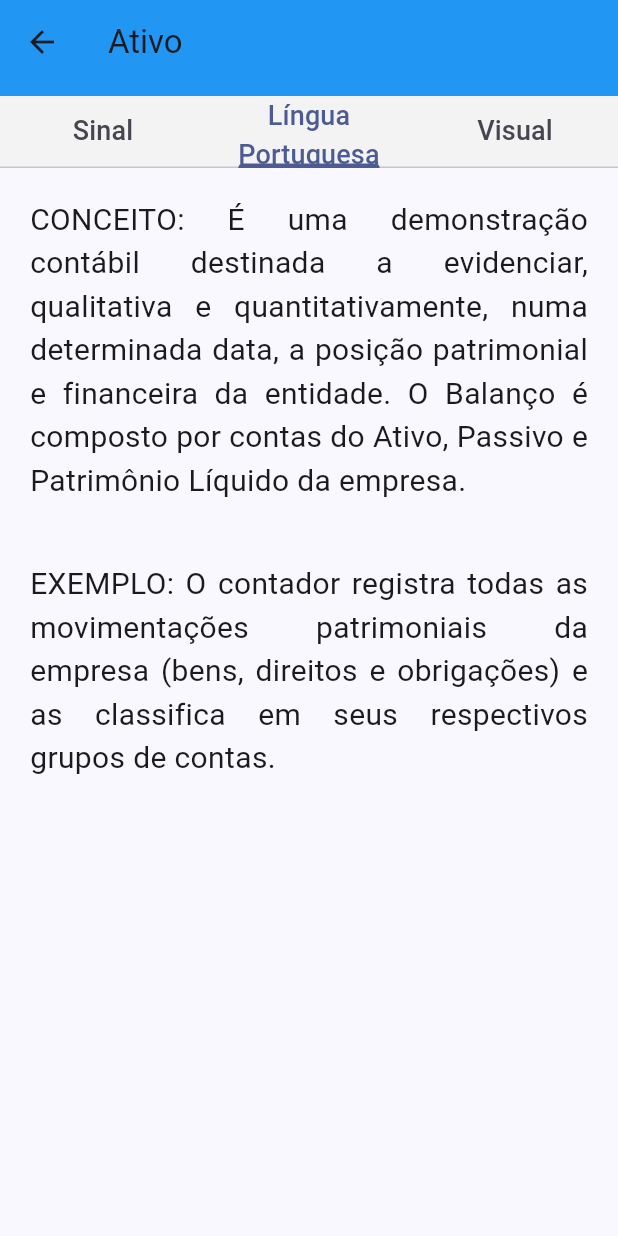
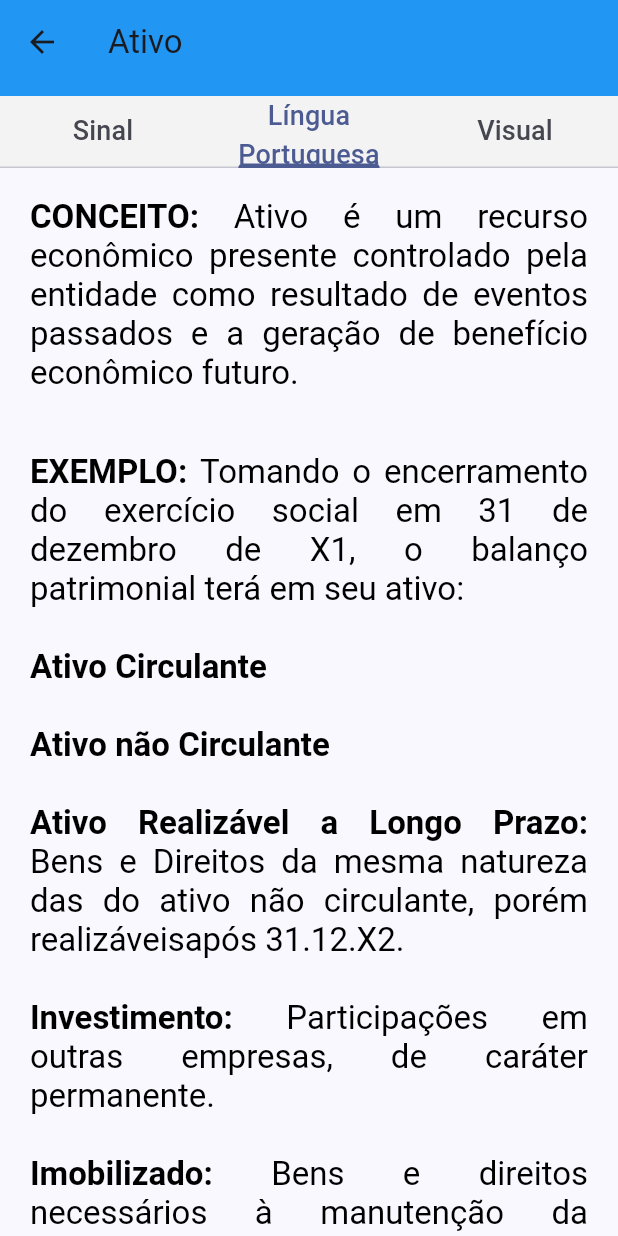
Before and after one commit to gabRochaOliv/conta-libras, a Flutter app: the AtivoPage screen opened directly, tab 2 chosen, on a phone screen of 412 x 824 dp. Run offline on Flutter 3.47's test engine with Material 3 defaults, Android fonts, the phone set to English and light mode, and no system bars; our stand-ins replace video_player.

Commit message:
Atualizando a aba de Lingua Portuguesa de alguns termos

```diff
--- a/lib/AtivoPage.dart
+++ b/lib/AtivoPage.dart
@@ -66,33 +66,113 @@ class _AtivoPageState extends State<AtivoPage>
   Widget build(BuildContext context) {
     _tabContents = [
       _buildVideoPlayerTab(),
-      Column(
+      SingleChildScrollView(
+        child: Column(
           crossAxisAlignment: CrossAxisAlignment.start,
           children: [
             Padding(
               padding: EdgeInsets.all(20.0),
-            child: Text(
-              'CONCEITO: É uma demonstração contábil destinada a '
-              'evidenciar, qualitativa e quantitativamente, numa determinada '
-              'data, a posição patrimonial e financeira da entidade. O Balanço '
-              'é composto por contas do Ativo, Passivo e Patrimônio Líquido '
-              'da empresa.',
+              child: RichText(
+                text: TextSpan(
+                  children: [
+                    TextSpan(
+                      text: 'CONCEITO: ',
+                      style: TextStyle(
+                        fontSize: 22.0,
+                        fontWeight: FontWeight.bold,
+                        color: Colors.black,
+                      ),
+                    ),
+                    TextSpan(
+                      text:
+                          'Ativo é um recurso econômico presente controlado pela entidade como resultado de eventos passados e a geração de benefício econômico futuro.',
+                      style: TextStyle(
+                        fontSize: 22.0,
+                        color: Colors.black,
+                      ),
+                    ),
+                  ],
+                ),
                 textAlign: TextAlign.justify,
-              style: TextStyle(fontSize: 20.0),
               ),
             ),
             Padding(
               padding: EdgeInsets.all(20.0),
-            child: Text(
-              'EXEMPLO: '
-              'O contador registra todas as movimentações patrimoniais '
-              'da empresa (bens, direitos e obrigações) e as classifica em seus '
-              'respectivos grupos de contas.',
-              textAlign: TextAlign.justify,
-              style: TextStyle(fontSize: 20.0),
+              child: RichText(
+                text: TextSpan(
+                  children: [
+                    TextSpan(
+                      text: 'EXEMPLO: ',
+                      style: TextStyle(
+                        fontSize: 22.0,
+                        fontWeight: FontWeight.bold,
+                        color: Colors.black,
+                      ),
+                    ),
+                    TextSpan(
+                      text:
+                          'Tomando o encerramento do exercício social em 31 de dezembro de X1, o balanço patrimonial terá em seu ativo: \n',
+                      style: TextStyle(
+                        fontSize: 22.0,
+                        color: Colors.black,
+                      ),
+                    ),
+                    TextSpan(
+                      text:
+                          '\nAtivo Circulante \n\nAtivo não Circulante \n\n Ativo Realizável a Longo Prazo:  ',
+                      style: TextStyle(
+                        fontSize: 22.0,
+                        fontWeight: FontWeight.bold,
+                        color: Colors.black,
+                      ),
+                    ),
+                    TextSpan(
+                      text:
+                          'Bens e Direitos da mesma natureza das do ativo não circulante, porém realizáveisapós 31.12.X2. \n',
+                      style: TextStyle(
+                        fontSize: 22.0,
+                        color: Colors.black,
+                      ),
+                    ),
+                    TextSpan(
+                      text: '\nInvestimento: ',
+                      style: TextStyle(
+                        fontSize: 22.0,
+                        fontWeight: FontWeight.bold,
+                        color: Colors.black,
+                      ),
+                    ),
+                    TextSpan(
+                      text:
+                          'Participações em outras empresas, de caráter permanente.\n',
+                      style: TextStyle(
+                        fontSize: 22.0,
+                        color: Colors.black,
+                      ),
+                    ),
+                    TextSpan(
+                      text: '\nImobilizado: ',
+                      style: TextStyle(
+                        fontSize: 22.0,
+                        fontWeight: FontWeight.bold,
+                        color: Colors.black,
+                      ),
+                    ),
+                    TextSpan(
+                      text:
+                          'Bens e direitos necessários à manutenção da atividade da empresa e que sejam tangíveis, como máquinas,edifícios, computadores etc.',
+                      style: TextStyle(
+                        fontSize: 22.0,
+                        color: Colors.black,
                       ),
                     ),
                   ],
+                ),
+                textAlign: TextAlign.justify,
+              ),
+            ),
+          ],
+        ),
       ),
       Column(
         mainAxisAlignment: MainAxisAlignment.center,
@@ -106,7 +186,7 @@ class _AtivoPageState extends State<AtivoPage>
             ),
           ),
           Image.asset(
-            'assets/sinal-balanco.png',
+            'assets/ImagensTermos/Ativo.png',
             height: 200,
             width: 400,
           ),
@@ -119,7 +199,7 @@ class _AtivoPageState extends State<AtivoPage>
             ),
           ),
           Image.asset(
-            'assets/tabela-balanco.png',
+            'assets/ImagensTermos/Ativo2.png',
             height: 200,
             width: 400,
           ),
--- a/pubspec.yaml
+++ b/pubspec.yaml
@@ -49,3 +49,5 @@ flutter:
     - assets/VideosTermos/Caixa.mp4
     - assets/ImagensTermos/Aplicacao-Financeira.png
     - assets/ImagensTermos/Aplicacao-Financeira2.png
+    - assets/ImagensTermos/Ativo.png
+    - assets/ImagensTermos/Ativo2.png
```
Also changed, not shown: lib/BalancoContabilPage.dart (+46 -15 lines), lib/BensPage.dart (+46 -15 lines), assets/ImagensTermos/Ativo.png (added), assets/ImagensTermos/Ativo2.png (added). Lines whose indentation alone changed are shown as unchanged.
